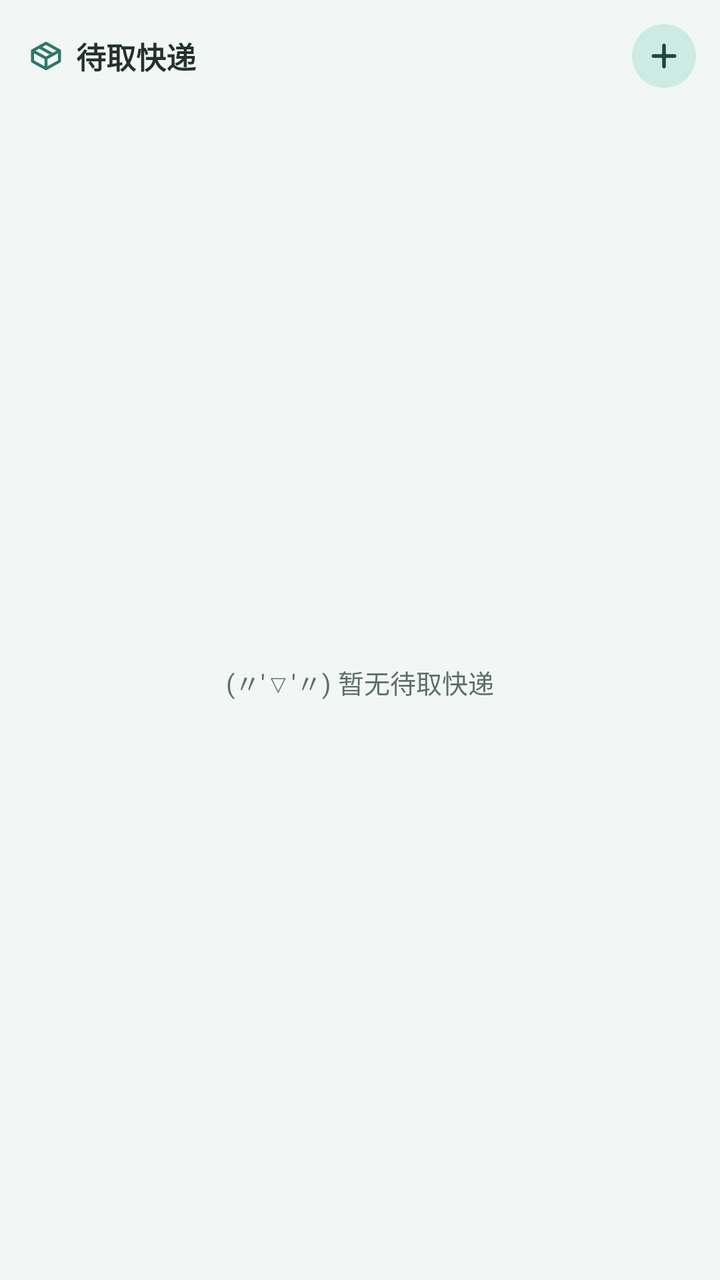
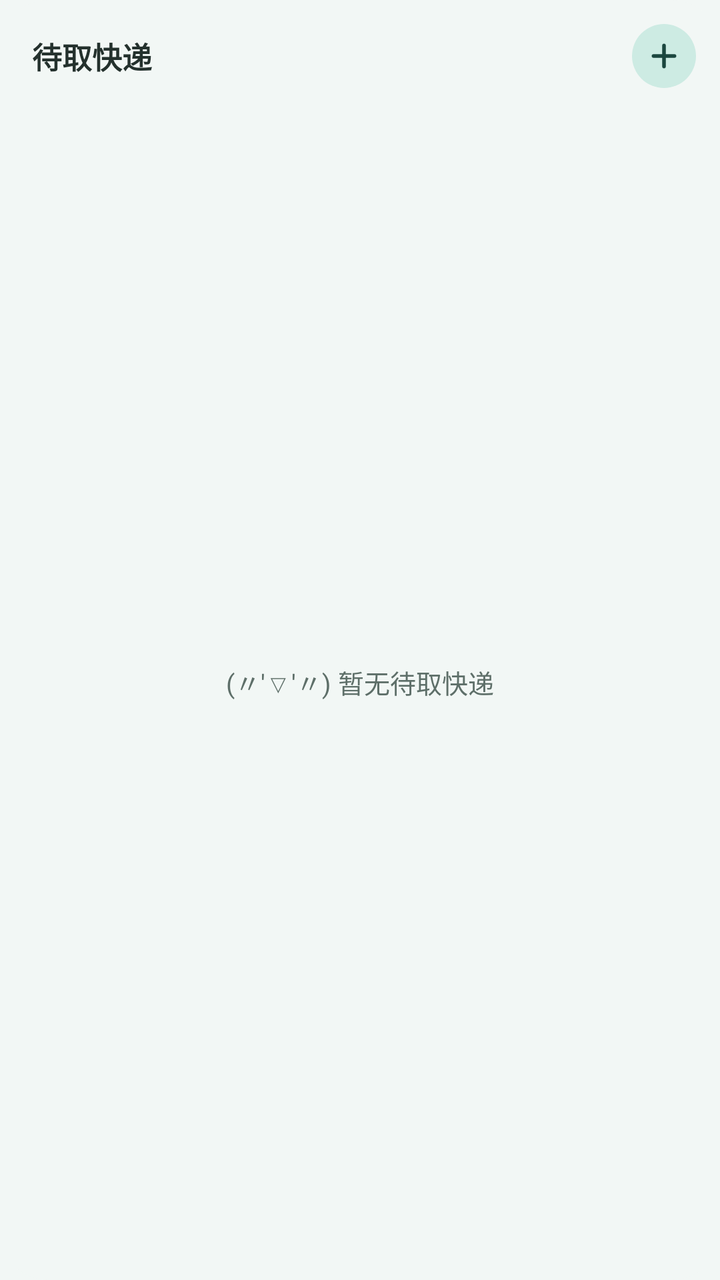

Compare the two renders of this Android layout. The source of the first and the diff that turns it into the second are given below.
<!-- AndroidManifest.xml: application theme Theme.MintCal -->
<!-- res/layout/widget_parcel.xml -->
<?xml version="1.0" encoding="utf-8"?>
<LinearLayout xmlns:android="http://schemas.android.com/apk/res/android"
    android:id="@+id/widget_root"
    android:layout_width="match_parent"
    android:layout_height="match_parent"
    android:background="@drawable/widget_bg"
    android:orientation="vertical"
    android:paddingBottom="8dp"
    android:paddingTop="12dp">

    <LinearLayout
        android:id="@+id/parcel_header"
        android:layout_width="match_parent"
        android:layout_height="wrap_content"
        android:gravity="center_vertical"
        android:orientation="horizontal"
        android:paddingBottom="6dp"
        android:paddingEnd="12dp"
        android:paddingStart="14dp">

        <ImageView
            android:layout_width="18dp"
            android:layout_height="18dp"
            android:importantForAccessibility="no"
            android:src="@drawable/ic_widget_parcel" />

        <TextView
            android:id="@+id/parcel_title"
            android:layout_width="wrap_content"
            android:layout_height="wrap_content"
            android:layout_marginStart="6dp"
            android:text="@string/widget_parcel_name"
            android:textColor="@color/widget_text"
            android:textSize="15sp"
            android:textStyle="bold" />

        <TextView
            android:id="@+id/parcel_count"
            android:layout_width="wrap_content"
            android:layout_height="wrap_content"
            android:layout_marginStart="6dp"
            android:background="@drawable/widget_pill_bg"
            android:paddingBottom="1dp"
            android:paddingEnd="7dp"
            android:paddingStart="7dp"
            android:paddingTop="1dp"
            android:textColor="@color/widget_pill_fg"
            android:textSize="11sp"
            android:textStyle="bold"
            android:visibility="gone" />

        <FrameLayout
            android:layout_width="0dp"
            android:layout_height="1dp"
            android:layout_weight="1" />

        <ImageView
            android:id="@+id/parcel_add"
            android:layout_width="32dp"
            android:layout_height="32dp"
            android:background="@drawable/widget_pill_bg"
            android:contentDescription="@string/add"
            android:padding="7dp"
            android:scaleType="centerInside"
            android:src="@drawable/ic_widget_add" />
    </LinearLayout>

    <FrameLayout
        android:layout_width="match_parent"
        android:layout_height="0dp"
        android:layout_weight="1">

        <ListView
            android:id="@+id/parcel_list"
            android:layout_width="match_parent"
            android:layout_height="match_parent"
            android:clipToPadding="false"
            android:divider="@null"
            android:dividerHeight="5dp"
            android:paddingEnd="10dp"
            android:paddingStart="10dp" />

        <TextView
            android:id="@+id/parcel_empty"
            android:layout_width="match_parent"
            android:layout_height="match_parent"
            android:gravity="center"
            android:padding="16dp"
            android:text="@string/widget_parcel_empty"
            android:textColor="@color/widget_muted"
            android:textSize="13sp" />
    </FrameLayout>
</LinearLayout>
<!-- resources referenced by this layout -->
<resources>
  <color name="widget_muted">#5E6F69</color>
  <color name="widget_pill_fg">#1B473F</color>
  <color name="widget_text">#24312D</color>
  <!-- drawable ic_widget_add (drawable) -->
  <?xml version="1.0" encoding="utf-8"?>
  <vector xmlns:android="http://schemas.android.com/apk/res/android"
      android:width="18dp"
      android:height="18dp"
      android:viewportWidth="24"
      android:viewportHeight="24">
      <path
          android:fillColor="#00000000"
          android:pathData="M12,5L12,19M5,12L19,12"
          android:strokeColor="@color/widget_pill_fg"
          android:strokeLineCap="round"
          android:strokeWidth="2.4" />
  </vector>
  <!-- drawable ic_widget_parcel (drawable) -->
  <?xml version="1.0" encoding="utf-8"?>
  <vector xmlns:android="http://schemas.android.com/apk/res/android"
      android:width="18dp"
      android:height="18dp"
      android:viewportWidth="24"
      android:viewportHeight="24">
      <path
          android:fillColor="#00000000"
          android:pathData="M21,8.5L12,3.5L3,8.5M21,8.5L12,13.5L3,8.5M21,8.5L21,15.5L12,20.5L3,15.5L3,8.5M12,13.5L12,20.5M7.5,6L16.5,11"
          android:strokeColor="@color/widget_accent"
          android:strokeLineCap="round"
          android:strokeLineJoin="round"
          android:strokeWidth="2.0" />
  </vector>
  <!-- drawable widget_bg (drawable) -->
  <?xml version="1.0" encoding="utf-8"?>
  <shape xmlns:android="http://schemas.android.com/apk/res/android" android:shape="rectangle">
      <solid android:color="@color/widget_bg" />
      <corners android:radius="24dp" />
  </shape>
  <!-- drawable widget_pill_bg (drawable) -->
  <?xml version="1.0" encoding="utf-8"?>
  <shape xmlns:android="http://schemas.android.com/apk/res/android" android:shape="rectangle">
      <solid android:color="@color/widget_pill_bg" />
      <corners android:radius="999dp" />
  </shape>
  <string name="add">添加</string>
  <string name="widget_parcel_empty">(〃\'▽\'〃) 暂无待取快递</string>
  <string name="widget_parcel_name">待取快递</string>
  <style name="Theme.MintCal" parent="android:Theme.Material.Light.NoActionBar">
          <item name="android:windowBackground">@color/window_bg</item>
          <item name="android:statusBarColor">@android:color/transparent</item>
          <item name="android:navigationBarColor">@android:color/transparent</item>
      </style>
  <color name="widget_accent">#2E776C</color>
  <color name="widget_bg">#F2F7F5</color>
  <color name="widget_pill_bg">#CDEBE3</color>
  <color name="window_bg">#F2F7F5</color>
</resources>

<!-- the commit's change to res/layout/widget_parcel.xml (unified diff, before → after) -->
@@ -16,19 +16,12 @@
         android:orientation="horizontal"
         android:paddingBottom="6dp"
         android:paddingEnd="12dp"
-        android:paddingStart="14dp">
-
-        <ImageView
-            android:layout_width="18dp"
-            android:layout_height="18dp"
-            android:importantForAccessibility="no"
-            android:src="@drawable/ic_widget_parcel" />
+        android:paddingStart="16dp">
 
         <TextView
             android:id="@+id/parcel_title"
             android:layout_width="wrap_content"
             android:layout_height="wrap_content"
-            android:layout_marginStart="6dp"
             android:text="@string/widget_parcel_name"
             android:textColor="@color/widget_text"
             android:textSize="15sp"
<!-- resource entries referenced after the edit -->
@@ -16,21 +16,6 @@
           android:strokeColor="@color/widget_pill_fg"
           android:strokeLineCap="round"
           android:strokeWidth="2.4" />
-  </vector>
-  <!-- drawable ic_widget_parcel (drawable) -->
-  <?xml version="1.0" encoding="utf-8"?>
-  <vector xmlns:android="http://schemas.android.com/apk/res/android"
-      android:width="18dp"
-      android:height="18dp"
-      android:viewportWidth="24"
-      android:viewportHeight="24">
-      <path
-          android:fillColor="#00000000"
-          android:pathData="M21,8.5L12,3.5L3,8.5M21,8.5L12,13.5L3,8.5M21,8.5L21,15.5L12,20.5L3,15.5L3,8.5M12,13.5L12,20.5M7.5,6L16.5,11"
-          android:strokeColor="@color/widget_accent"
-          android:strokeLineCap="round"
-          android:strokeLineJoin="round"
-          android:strokeWidth="2.0" />
   </vector>
   <!-- drawable widget_bg (drawable) -->
   <?xml version="1.0" encoding="utf-8"?>
@@ -52,7 +37,6 @@
           <item name="android:statusBarColor">@android:color/transparent</item>
           <item name="android:navigationBarColor">@android:color/transparent</item>
       </style>
-  <color name="widget_accent">#2E776C</color>
   <color name="widget_bg">#F2F7F5</color>
   <color name="widget_pill_bg">#CDEBE3</color>
   <color name="window_bg">#F2F7F5</color>
